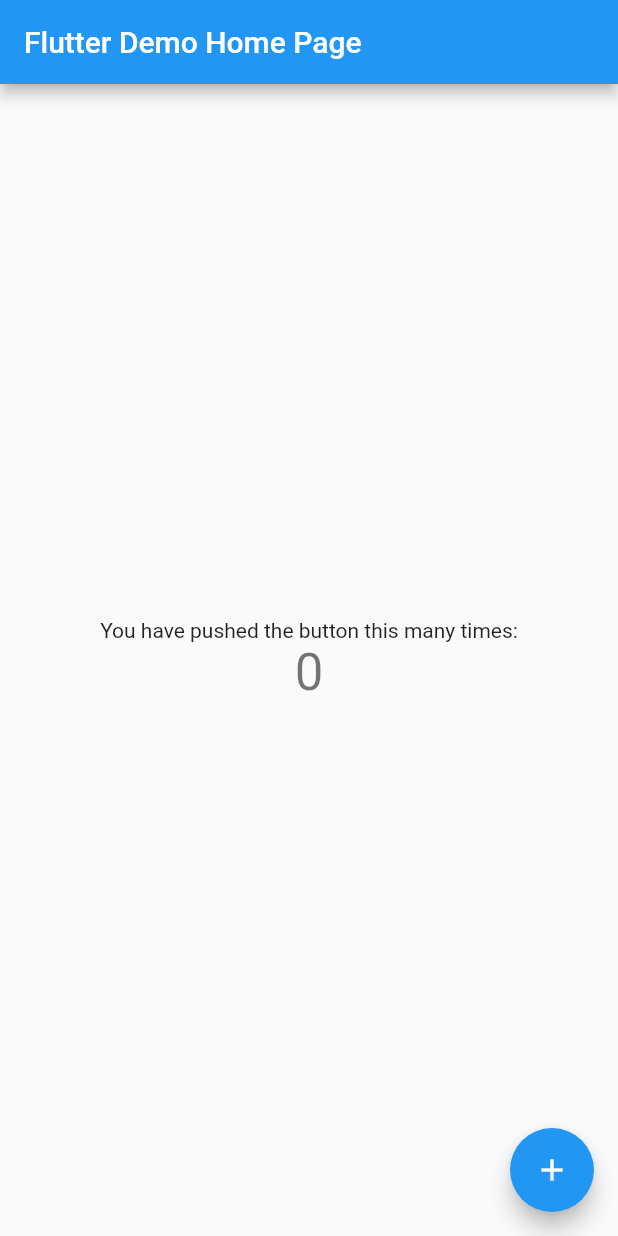
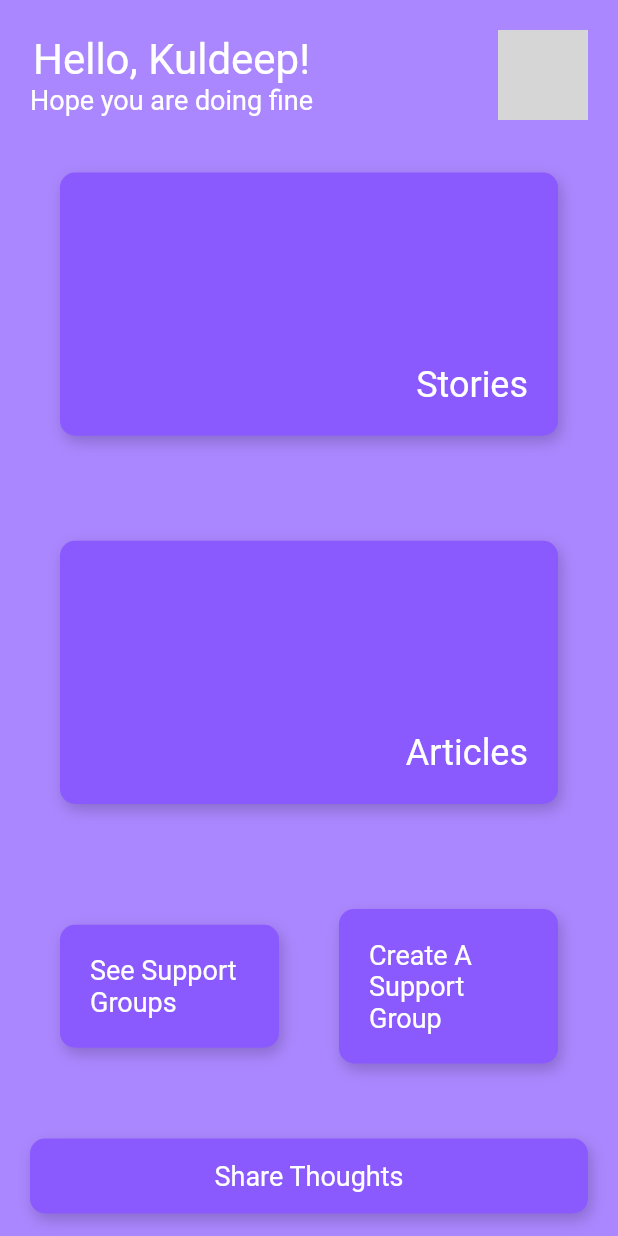
Before and after one commit to fazer1929/la-vida, a Flutter app: the screen it shows after launch, on a phone screen of 412 x 824 dp. Run offline on Flutter 3.47's test engine with Material 2 defaults, Android fonts, the light colour scheme and no system bars; missing offline and left inert: dart:html; network calls fail; grey boxes are pictures that could not be loaded.

Commit message:
Added Dashboard UI (Zero Functionality)

```diff
--- /dev/null
+++ b/lib/config.dart
@@ -0,0 +1,16 @@
+import 'dart:html';
+
+import 'package:flutter/material.dart';
+
+Color primaryPurple = Color(0xffab87ff);
+Color secondaryPurple = Color(0xff8B5AFF);
+Color primaryPink = Color(0xffFFACE4);
+Color primaryBlue = Color(0xffB4E1FF);
+Color primaryGreen = Color(0xffC1FF9B);
+Color primaryGrey = Color(0xff7B7B7B);
+
+BoxShadow mainBoxShadow = BoxShadow(
+  color: Color(0xff000000).withOpacity(0.2),
+  offset: Offset(2,4),
+  blurRadius: 8,
+);
--- /dev/null
+++ b/lib/dashboard.dart
@@ -0,0 +1,71 @@
+import 'package:flutter/material.dart';
+import 'package:sucide_app/config.dart';
+
+class DashBoard extends StatelessWidget {
+  @override
+  Widget build(BuildContext context) {
+    return Scaffold(
+      backgroundColor: primaryPurple,
+     body: Container(
+       margin:EdgeInsets.fromLTRB(20, 20, 20, 0),
+      child: Column(
+        mainAxisAlignment: MainAxisAlignment.spaceBetween,
+        children: [
+          Row(
+            mainAxisAlignment: MainAxisAlignment.spaceBetween,
+            children: [Column(
+              children: [
+                Text("Hello, Kuldeep!",style: TextStyle(fontSize:28,color: Colors.white)),
+                Text("Hope you are doing fine",style: TextStyle(fontSize:18,color: Colors.white)),
+              ],
+
+
+
+            ), CircleAvatar(
+          radius: 30,
+          backgroundImage: NetworkImage(
+            'https://source.unsplash.com/50x50/?portrait',
+          )),],
+          ),
+          containers("Stories", Alignment.bottomRight,24),containers("Articles", Alignment.bottomRight,24),
+          Row(
+            mainAxisAlignment: MainAxisAlignment.spaceBetween,
+            children: [
+              containers("See Support Groups", Alignment.center,18),containers("Create A Support Group", Alignment.center,18)
+            ],
+          ),
+           Container(
+        height: 50,
+       decoration:BoxDecoration(
+          color: secondaryPurple,
+          borderRadius: BorderRadius.all(Radius.circular(10)),
+          boxShadow: [mainBoxShadow]
+        ),
+        margin: EdgeInsets.symmetric(vertical: 15.0),
+    alignment: Alignment.center,
+    child: Text("Share Thoughts",style: TextStyle(color: Colors.white,fontSize: 18),),
+  )
+        ],
+      ),
+    ),
+    )
+    ;
+  }
+}
+
+Widget containers(String title,Alignment al,double fsize) {
+  return Expanded(child:Container(
+        decoration:BoxDecoration(
+          color: secondaryPurple,
+          borderRadius: BorderRadius.all(Radius.circular(10)),
+          boxShadow: [mainBoxShadow]
+        ),
+        margin: EdgeInsets.symmetric(vertical: 35.0,horizontal: 20),
+      // color: secondaryPurple,
+      padding: EdgeInsets.all(20),
+      // decoration: BoxDecoration(),
+    alignment: al,
+    child: Text(title,style: TextStyle(color: Colors.white,fontSize: fsize),),
+  ) )
+   ;
+}
--- a/lib/main.dart
+++ b/lib/main.dart
@@ -1,113 +1,12 @@
 import 'package:flutter/material.dart';
+import './dashboard.dart';
 
 void main() {
-  runApp(MyApp());
+  runApp(MaterialApp(
+    title: "LaVida",
+    initialRoute: "/",
+    routes: {
+      "/": (context) => DashBoard(),
+    },
+  ));
 }
-
-class MyApp extends StatelessWidget {
-  // This widget is the root of your application.
-  @override
-  Widget build(BuildContext context) {
-    return MaterialApp(
-      title: 'Flutter Demo',
-      theme: ThemeData(
-        // This is the theme of your application.
-        //
-        // Try running your application with "flutter run". You'll see the
-        // application has a blue toolbar. Then, without quitting the app, try
-        // changing the primarySwatch below to Colors.green and then invoke
-        // "hot reload" (press "r" in the console where you ran "flutter run",
-        // or simply save your changes to "hot reload" in a Flutter IDE).
-        // Notice that the counter didn't reset back to zero; the application
-        // is not restarted.
-        primarySwatch: Colors.blue,
-      ),
-      home: MyHomePage(title: 'Flutter Demo Home Page'),
-    );
-  }
-}
-
-class MyHomePage extends StatefulWidget {
-  MyHomePage({Key key, this.title}) : super(key: key);
-
-  // This widget is the home page of your application. It is stateful, meaning
-  // that it has a State object (defined below) that contains fields that affect
-  // how it looks.
-
-  // This class is the configuration for the state. It holds the values (in this
-  // case the title) provided by the parent (in this case the App widget) and
-  // used by the build method of the State. Fields in a Widget subclass are
-  // always marked "final".
-
-  final String title;
-
-  @override
-  _MyHomePageState createState() => _MyHomePageState();
-}
-
-class _MyHomePageState extends State<MyHomePage> {
-  int _counter = 0;
-
-  void _incrementCounter() {
-    setState(() {
-      // This call to setState tells the Flutter framework that something has
-      // changed in this State, which causes it to rerun the build method below
-      // so that the display can reflect the updated values. If we changed
-      // _counter without calling setState(), then the build method would not be
-      // called again, and so nothing would appear to happen.
-      _counter++;
-    });
-  }
-
-  @override
-  Widget build(BuildContext context) {
-    // This method is rerun every time setState is called, for instance as done
-    // by the _incrementCounter method above.
-    //
-    // The Flutter framework has been optimized to make rerunning build methods
-    // fast, so that you can just rebuild anything that needs updating rather
-    // than having to individually change instances of widgets.
-    return Scaffold(
-      appBar: AppBar(
-        // Here we take the value from the MyHomePage object that was created by
-        // the App.build method, and use it to set our appbar title.
-        title: Text(widget.title),
-      ),
-      body: Center(
-        // Center is a layout widget. It takes a single child and positions it
-        // in the middle of the parent.
-        child: Column(
-          // Column is also a layout widget. It takes a list of children and
-          // arranges them vertically. By default, it sizes itself to fit its
-          // children horizontally, and tries to be as tall as its parent.
-          //
-          // Invoke "debug painting" (press "p" in the console, choose the
-          // "Toggle Debug Paint" action from the Flutter Inspector in Android
-          // Studio, or the "Toggle Debug Paint" command in Visual Studio Code)
-          // to see the wireframe for each widget.
-          //
-          // Column has various properties to control how it sizes itself and
-          // how it positions its children. Here we use mainAxisAlignment to
-          // center the children vertically; the main axis here is the vertical
-          // axis because Columns are vertical (the cross axis would be
-          // horizontal).
-          mainAxisAlignment: MainAxisAlignment.center,
-          children: <Widget>[
-            Text(
-              'You have pushed the button this many times:',
-            ),
-            Text(
-              '$_counter',
-              style: Theme.of(context).textTheme.headline4,
-            ),
-          ],
-        ),
-      ),
-      floatingActionButton: FloatingActionButton(
-        onPressed: _incrementCounter,
-        tooltip: 'Increment',
-        child: Icon(Icons.add),
-      ), // This trailing comma makes auto-formatting nicer for build methods.
-    );
-  }
-}
```
